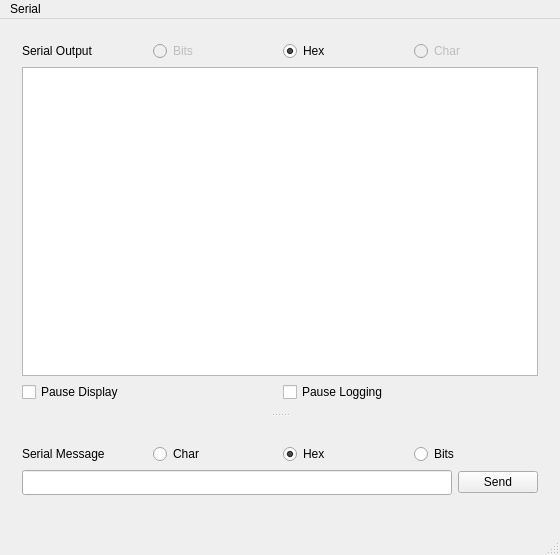
Before: the Qt Designer form mainwindow.ui in AKstatistics/QtSerialParser, drawn with Qt 5.
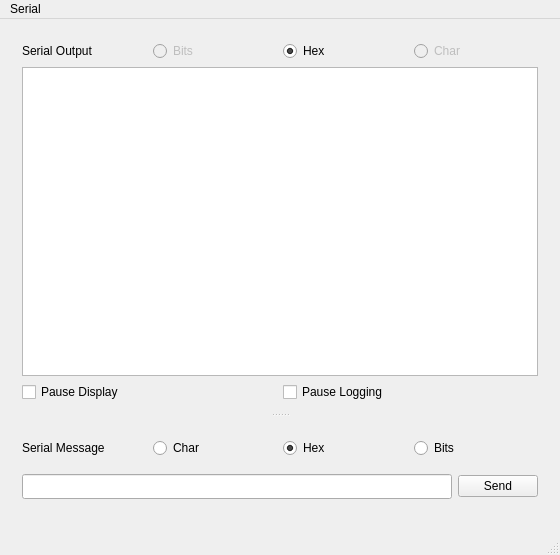
After: the same form once the commit is applied.

Commit message:
Added input mask to the line edit for Hex.
Sending hex encoded bytes now works.

thus ff would send the byte 1111 1111

```diff
--- a/mainwindow.ui
+++ b/mainwindow.ui
@@ -14,15 +14,9 @@
    <string>Quick and Dirty Parser</string>
   </property>
   <widget class="QWidget" name="centralWidget">
-   <layout class="QVBoxLayout" name="verticalLayout_3">
+   <layout class="QVBoxLayout" name="verticalLayout_2">
     <item>
      <widget class="QSplitter" name="splitter">
-      <property name="sizePolicy">
-       <sizepolicy hsizetype="Preferred" vsizetype="Expanding">
-        <horstretch>0</horstretch>
-        <verstretch>0</verstretch>
-       </sizepolicy>
-      </property>
       <property name="orientation">
        <enum>Qt::Vertical</enum>
       </property>
@@ -147,14 +141,10 @@
         </item>
        </layout>
       </widget>
-      <widget class="QWidget" name="layoutWidget">
-       <layout class="QHBoxLayout" name="outputLayout">
+      <widget class="QWidget" name="">
+       <layout class="QVBoxLayout" name="messageInputLayout">
         <item>
-         <layout class="QVBoxLayout" name="messageBoxLayout">
-          <item>
-           <layout class="QVBoxLayout" name="verticalLayout_2">
-            <item>
-             <layout class="QHBoxLayout" name="horizontalLayout_4">
+         <layout class="QHBoxLayout" name="messageLabelAndButtons">
               <item>
                <widget class="QLabel" name="serialMessageLabel">
                 <property name="text">
@@ -210,7 +200,7 @@
              </layout>
             </item>
             <item>
-             <layout class="QHBoxLayout" name="horizontalLayout_3">
+         <layout class="QHBoxLayout" name="lineEditAndButton">
               <item>
                <widget class="QLineEdit" name="messageLineEdit">
                 <property name="font">
@@ -218,6 +208,9 @@
                   <family>Arial Unicode MS</family>
                  </font>
                 </property>
+            <property name="inputMask">
+             <string>HH HH HH HH HH HH HH HH HH HH HH HH HH HH HH HH HH HH HH HH HH HH HH HH HH HH HH HH HH HH HH HH HH HH</string>
+            </property>
                </widget>
               </item>
               <item>
@@ -229,10 +222,6 @@
                  <string>Send</string>
                 </property>
                </widget>
-              </item>
-             </layout>
-            </item>
-           </layout>
           </item>
          </layout>
         </item>
```
Left out of the diff: 8 changed lines with no effect on the pictures. Lines whose indentation alone changed are shown as unchanged. The commit also changes 2 other files.
